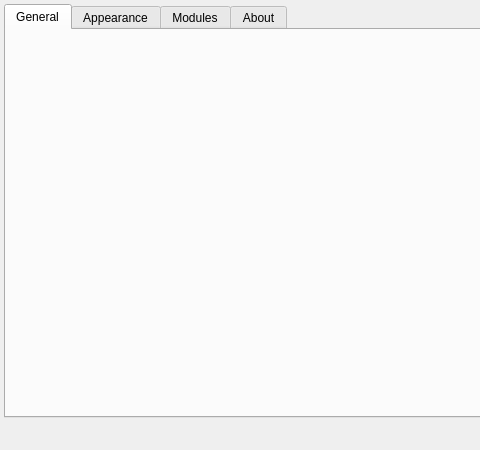
Before: the Qt Designer form src/ui/settingsdialog.ui in albertlauncher/albert, drawn with Qt 5; both pictures show x 0 to 480 and y 0 to 450 of the 800 by 450 pixel window.
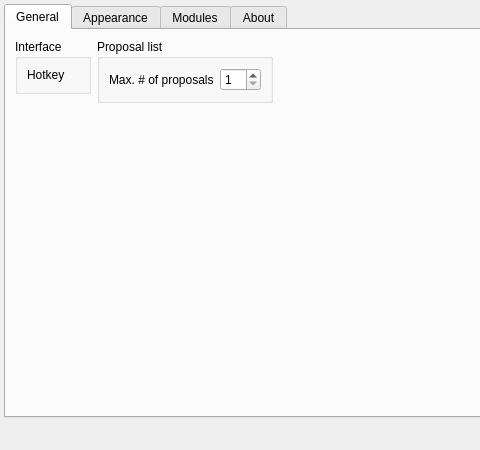
After: the same form once the commit is applied. The open tabs and pages were chosen to show the change.

Commit message: Make amount of proposals changeable

What changed in the file:
```diff
--- a/src/ui/settingsdialog.ui
+++ b/src/ui/settingsdialog.ui
@@ -38,7 +38,17 @@
    <property name="bottomMargin">
     <number>4</number>
    </property>
-   <item row="0" column="0">
+   <item row="2" column="0">
+    <widget class="QDialogButtonBox" name="buttonBox">
+     <property name="orientation">
+      <enum>Qt::Horizontal</enum>
+     </property>
+     <property name="standardButtons">
+      <set>QDialogButtonBox::Ok</set>
+     </property>
+    </widget>
+   </item>
+   <item row="1" column="0">
     <widget class="QTabWidget" name="tabs">
      <property name="currentIndex">
       <number>2</number>
@@ -47,7 +57,100 @@
       <attribute name="title">
        <string>General</string>
       </attribute>
-      <layout class="QHBoxLayout" name="horizontalLayout"/>
+      <layout class="QHBoxLayout" name="horizontalLayout">
+       <item>
+        <layout class="QVBoxLayout" name="verticalLayout_3">
+         <item>
+          <widget class="QGroupBox" name="groupBox_hotkey">
+           <property name="title">
+            <string>Interface</string>
+           </property>
+           <layout class="QHBoxLayout" name="horizontalLayout_5">
+            <item>
+             <widget class="QLabel" name="label_3">
+              <property name="text">
+               <string>Hotkey</string>
+              </property>
+             </widget>
+            </item>
+           </layout>
+          </widget>
+         </item>
+         <item>
+          <spacer name="verticalSpacer">
+           <property name="orientation">
+            <enum>Qt::Vertical</enum>
+           </property>
+           <property name="sizeHint" stdset="0">
+            <size>
+             <width>20</width>
+             <height>40</height>
+            </size>
+           </property>
+          </spacer>
+         </item>
+        </layout>
+       </item>
+       <item>
+        <layout class="QVBoxLayout" name="verticalLayout_4">
+         <item>
+          <widget class="QGroupBox" name="groupBox_2">
+           <property name="title">
+            <string>Proposal list</string>
+           </property>
+           <layout class="QHBoxLayout" name="horizontalLayout_6">
+            <item>
+             <widget class="QLabel" name="label_2">
+              <property name="text">
+               <string>Max. # of proposals</string>
+              </property>
+             </widget>
+            </item>
+            <item>
+             <widget class="QSpinBox" name="spinBox_proposals">
+              <property name="suffix">
+               <string/>
+              </property>
+              <property name="minimum">
+               <number>1</number>
+              </property>
+              <property name="maximum">
+               <number>10</number>
+              </property>
+             </widget>
+            </item>
+           </layout>
+          </widget>
+         </item>
+         <item>
+          <spacer name="verticalSpacer_2">
+           <property name="orientation">
+            <enum>Qt::Vertical</enum>
+           </property>
+           <property name="sizeHint" stdset="0">
+            <size>
+             <width>20</width>
+             <height>40</height>
+            </size>
+           </property>
+          </spacer>
+         </item>
+        </layout>
+       </item>
+       <item>
+        <spacer name="horizontalSpacer">
+         <property name="orientation">
+          <enum>Qt::Horizontal</enum>
+         </property>
+         <property name="sizeHint" stdset="0">
+          <size>
+           <width>40</width>
+           <height>20</height>
+          </size>
+         </property>
+        </spacer>
+       </item>
+      </layout>
      </widget>
      <widget class="QWidget" name="tabAppearance">
       <attribute name="title">
@@ -121,16 +224,6 @@
      </widget>
     </widget>
    </item>
-   <item row="1" column="0">
-    <widget class="QDialogButtonBox" name="buttonBox">
-     <property name="orientation">
-      <enum>Qt::Horizontal</enum>
-     </property>
-     <property name="standardButtons">
-      <set>QDialogButtonBox::Ok</set>
-     </property>
-    </widget>
-   </item>
   </layout>
  </widget>
  <resources/>
```
Left out of the diff: 12 changed lines with no effect on the pictures. The commit also changes 5 other files.
